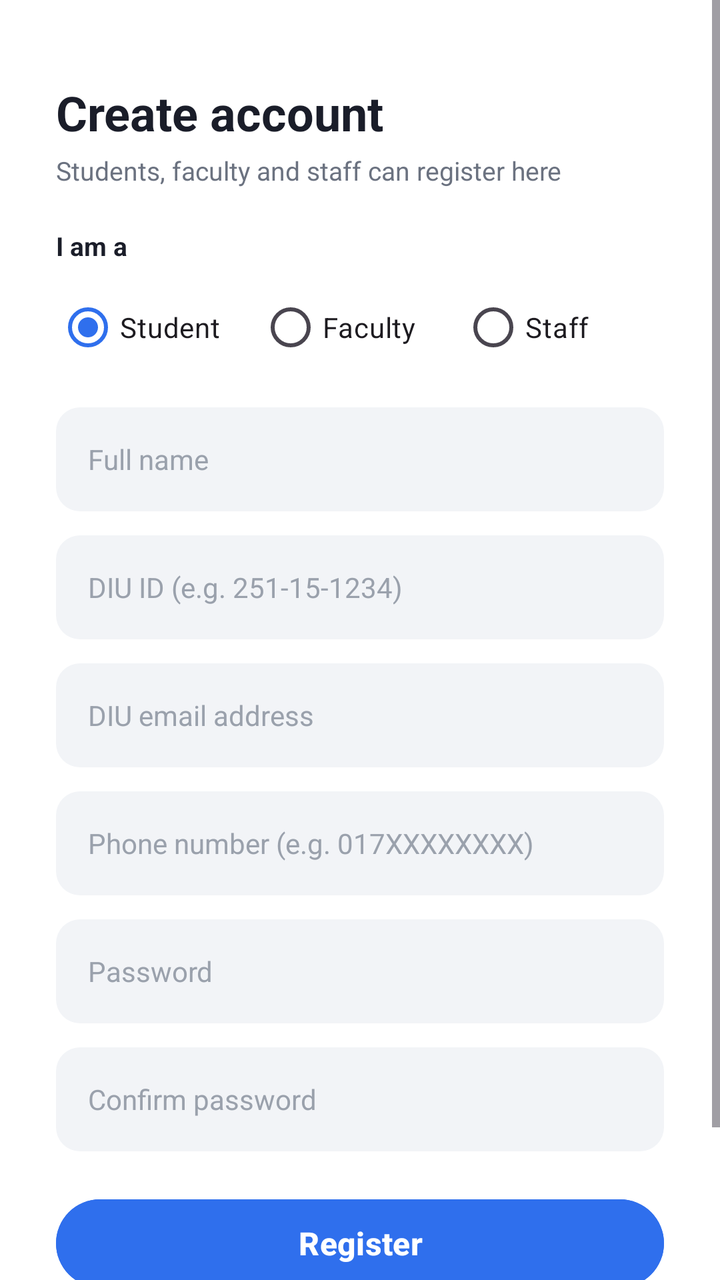
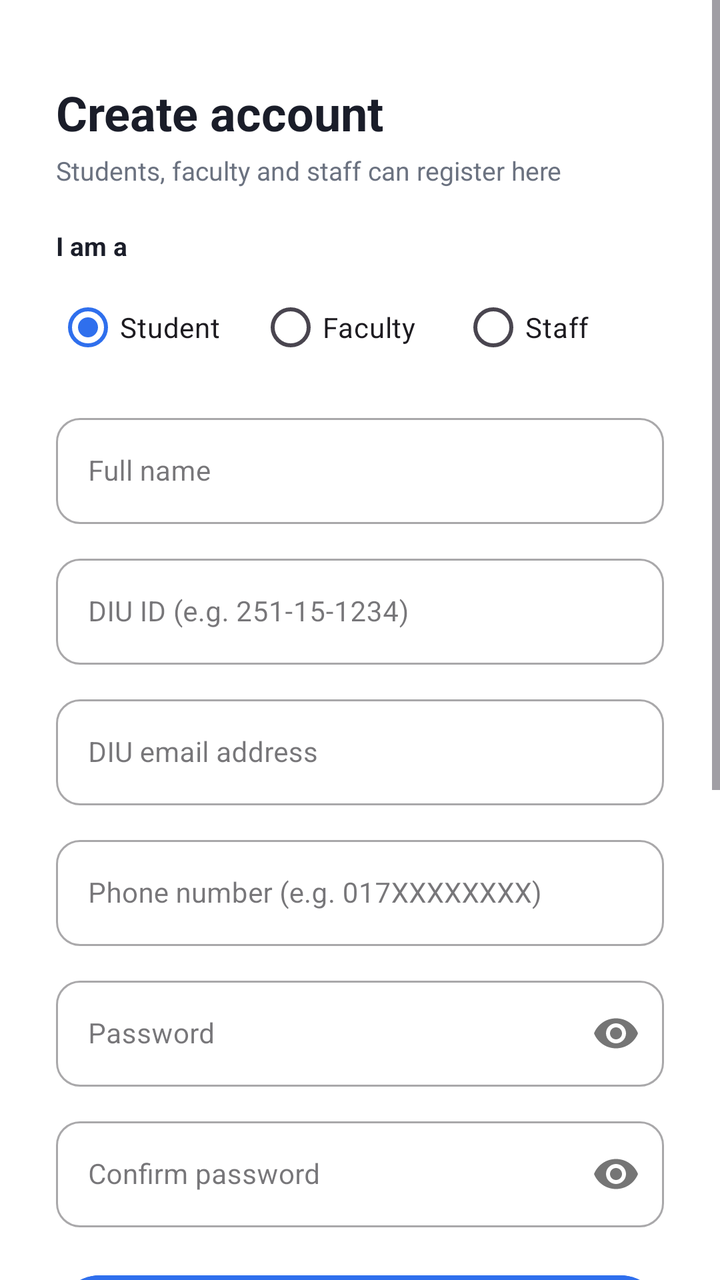

Before-and-after screenshots of an Android layout around one commit, followed by the original layout XML and the change that was made.
<!-- AndroidManifest.xml: application theme Theme.DIU_Transport -->
<!-- res/layout/activity_register.xml -->
<?xml version="1.0" encoding="utf-8"?>
<ScrollView xmlns:android="http://schemas.android.com/apk/res/android"
    android:layout_width="match_parent"
    android:layout_height="match_parent"
    android:background="@color/white"
    android:fillViewport="true">

    <LinearLayout
        android:layout_width="match_parent"
        android:layout_height="wrap_content"
        android:orientation="vertical"
        android:padding="28dp">

        <TextView
            android:layout_width="wrap_content"
            android:layout_height="wrap_content"
            android:layout_marginTop="12dp"
            android:text="Create account"
            android:textColor="@color/text_primary"
            android:textSize="24sp"
            android:textStyle="bold" />

        <TextView
            android:layout_width="wrap_content"
            android:layout_height="wrap_content"
            android:layout_marginTop="4dp"
            android:layout_marginBottom="20dp"
            android:text="Students, faculty and staff can register here"
            android:textColor="@color/text_secondary"
            android:textSize="13sp" />

        <TextView
            android:layout_width="wrap_content"
            android:layout_height="wrap_content"
            android:layout_marginBottom="8dp"
            android:text="I am a"
            android:textColor="@color/text_primary"
            android:textSize="13sp"
            android:textStyle="bold" />

        <RadioGroup
            android:id="@+id/rgRole"
            android:layout_width="match_parent"
            android:layout_height="wrap_content"
            android:layout_marginBottom="16dp"
            android:orientation="horizontal">

            <RadioButton
                android:id="@+id/rbStudent"
                android:layout_width="0dp"
                android:layout_height="wrap_content"
                android:layout_weight="1"
                android:checked="true"
                android:text="Student" />

            <RadioButton
                android:id="@+id/rbFaculty"
                android:layout_width="0dp"
                android:layout_height="wrap_content"
                android:layout_weight="1"
                android:text="Faculty" />

            <RadioButton
                android:id="@+id/rbStaff"
                android:layout_width="0dp"
                android:layout_height="wrap_content"
                android:layout_weight="1"
                android:text="Staff" />
        </RadioGroup>

        <EditText
            android:id="@+id/etFullName"
            android:layout_width="match_parent"
            android:layout_height="52dp"
            android:layout_marginBottom="12dp"
            android:background="@drawable/bg_field"
            android:hint="Full name"
            android:inputType="textPersonName"
            android:paddingStart="16dp"
            android:paddingEnd="16dp"
            android:textColor="@color/text_primary"
            android:textColorHint="@color/text_hint"
            android:textSize="14sp" />

        <EditText
            android:id="@+id/etDiuId"
            android:layout_width="match_parent"
            android:layout_height="52dp"
            android:layout_marginBottom="12dp"
            android:background="@drawable/bg_field"
            android:hint="DIU ID (e.g. 251-15-1234)"
            android:inputType="text"
            android:paddingStart="16dp"
            android:paddingEnd="16dp"
            android:textColor="@color/text_primary"
            android:textColorHint="@color/text_hint"
            android:textSize="14sp" />

        <EditText
            android:id="@+id/etEmail"
            android:layout_width="match_parent"
            android:layout_height="52dp"
            android:layout_marginBottom="12dp"
            android:background="@drawable/bg_field"
            android:hint="DIU email address"
            android:inputType="textEmailAddress"
            android:paddingStart="16dp"
            android:paddingEnd="16dp"
            android:textColor="@color/text_primary"
            android:textColorHint="@color/text_hint"
            android:textSize="14sp" />

        <EditText
            android:id="@+id/etPhone"
            android:layout_width="match_parent"
            android:layout_height="52dp"
            android:layout_marginBottom="12dp"
            android:background="@drawable/bg_field"
            android:hint="Phone number (e.g. 017XXXXXXXX)"
            android:inputType="phone"
            android:paddingStart="16dp"
            android:paddingEnd="16dp"
            android:textColor="@color/text_primary"
            android:textColorHint="@color/text_hint"
            android:textSize="14sp" />

        <EditText
            android:id="@+id/etPassword"
            android:layout_width="match_parent"
            android:layout_height="52dp"
            android:layout_marginBottom="12dp"
            android:background="@drawable/bg_field"
            android:hint="Password"
            android:inputType="textPassword"
            android:paddingStart="16dp"
            android:paddingEnd="16dp"
            android:textColor="@color/text_primary"
            android:textColorHint="@color/text_hint"
            android:textSize="14sp" />

        <EditText
            android:id="@+id/etConfirmPassword"
            android:layout_width="match_parent"
            android:layout_height="52dp"
            android:layout_marginBottom="20dp"
            android:background="@drawable/bg_field"
            android:hint="Confirm password"
            android:inputType="textPassword"
            android:paddingStart="16dp"
            android:paddingEnd="16dp"
            android:textColor="@color/text_primary"
            android:textColorHint="@color/text_hint"
            android:textSize="14sp" />

        <Button
            android:id="@+id/btnRegister"
            android:layout_width="match_parent"
            android:layout_height="52dp"
            android:backgroundTint="@color/primary"
            android:text="Register"
            android:textAllCaps="false"
            android:textColor="@color/white"
            android:textSize="16sp"
            android:textStyle="bold" />

        <TextView
            android:id="@+id/tvLoginLink"
            android:layout_width="wrap_content"
            android:layout_height="wrap_content"
            android:layout_gravity="center_horizontal"
            android:layout_marginTop="20dp"
            android:layout_marginBottom="12dp"
            android:text="Already have an account? Login"
            android:textColor="@color/primary"
            android:textSize="14sp"
            android:textStyle="bold" />
    </LinearLayout>
</ScrollView>
<!-- resources referenced by this layout -->
<resources>
  <color name="primary">#2F6FED</color>
  <color name="text_hint">#9AA1AC</color>
  <color name="text_primary">#1A1D29</color>
  <color name="text_secondary">#6B7280</color>
  <color name="white">#FFFFFFFF</color>
  <!-- drawable bg_field (drawable) -->
  <?xml version="1.0" encoding="utf-8"?>
  <shape xmlns:android="http://schemas.android.com/apk/res/android">
      <solid android:color="@color/bg_field" />
      <corners android:radius="12dp" />
  </shape>
  <style name="Theme.DIU_Transport" parent="Base.Theme.DIU_Transport" />
  <color name="bg_field">#F2F4F7</color>
  <style name="Base.Theme.DIU_Transport" parent="Theme.Material3.Light.NoActionBar">
          <item name="colorPrimary">@color/primary</item>
          <item name="colorPrimaryDark">@color/primary_dark</item>
          <item name="colorOnPrimary">@color/text_on_primary</item>
          <item name="colorSecondary">@color/primary</item>
          <item name="colorOnSecondary">@color/text_on_primary</item>
          <item name="android:statusBarColor">@color/white</item>
          <item name="android:windowLightStatusBar">true</item>
          <item name="android:navigationBarColor">@color/white</item>
          <item name="android:windowBackground">@color/bg_screen</item>
          <item name="android:forceDarkAllowed" tools:targetApi="q">false</item>
      </style>
  <color name="primary_dark">#1E4FBE</color>
  <color name="text_on_primary">#FFFFFF</color>
  <color name="bg_screen">#F5F7FA</color>
</resources>

<!-- the commit's change to res/layout/activity_register.xml (unified diff, before → after) -->
@@ -1,5 +1,6 @@
 <?xml version="1.0" encoding="utf-8"?>
 <ScrollView xmlns:android="http://schemas.android.com/apk/res/android"
+    xmlns:app="http://schemas.android.com/apk/res-auto"
     android:layout_width="match_parent"
     android:layout_height="match_parent"
     android:background="@color/white"
@@ -9,7 +10,10 @@
         android:layout_width="match_parent"
         android:layout_height="wrap_content"
         android:orientation="vertical"
-        android:padding="28dp">
+        android:paddingStart="28dp"
+        android:paddingEnd="28dp"
+        android:paddingTop="28dp"
+        android:paddingBottom="300dp">
 
         <TextView
             android:layout_width="wrap_content"
@@ -68,89 +72,139 @@
                 android:text="Staff" />
         </RadioGroup>
 
-        <EditText
-            android:id="@+id/etFullName"
-            android:layout_width="match_parent"
-            android:layout_height="52dp"
-            android:layout_marginBottom="12dp"
-            android:background="@drawable/bg_field"
-            android:hint="Full name"
-            android:inputType="textPersonName"
-            android:paddingStart="16dp"
-            android:paddingEnd="16dp"
-            android:textColor="@color/text_primary"
-            android:textColorHint="@color/text_hint"
-            android:textSize="14sp" />
-
-        <EditText
-            android:id="@+id/etDiuId"
-            android:layout_width="match_parent"
-            android:layout_height="52dp"
-            android:layout_marginBottom="12dp"
-            android:background="@drawable/bg_field"
-            android:hint="DIU ID (e.g. 251-15-1234)"
-            android:inputType="text"
-            android:paddingStart="16dp"
-            android:paddingEnd="16dp"
-            android:textColor="@color/text_primary"
-            android:textColorHint="@color/text_hint"
-            android:textSize="14sp" />
-
-        <EditText
-            android:id="@+id/etEmail"
-            android:layout_width="match_parent"
-            android:layout_height="52dp"
-            android:layout_marginBottom="12dp"
-            android:background="@drawable/bg_field"
-            android:hint="DIU email address"
-            android:inputType="textEmailAddress"
-            android:paddingStart="16dp"
-            android:paddingEnd="16dp"
-            android:textColor="@color/text_primary"
-            android:textColorHint="@color/text_hint"
-            android:textSize="14sp" />
-
-        <EditText
-            android:id="@+id/etPhone"
-            android:layout_width="match_parent"
-            android:layout_height="52dp"
-            android:layout_marginBottom="12dp"
-            android:background="@drawable/bg_field"
-            android:hint="Phone number (e.g. 017XXXXXXXX)"
-            android:inputType="phone"
-            android:paddingStart="16dp"
-            android:paddingEnd="16dp"
-            android:textColor="@color/text_primary"
-            android:textColorHint="@color/text_hint"
-            android:textSize="14sp" />
-
-        <EditText
-            android:id="@+id/etPassword"
-            android:layout_width="match_parent"
-            android:layout_height="52dp"
-            android:layout_marginBottom="12dp"
-            android:background="@drawable/bg_field"
-            android:hint="Password"
-            android:inputType="textPassword"
-            android:paddingStart="16dp"
-            android:paddingEnd="16dp"
-            android:textColor="@color/text_primary"
-            android:textColorHint="@color/text_hint"
-            android:textSize="14sp" />
-
-        <EditText
-            android:id="@+id/etConfirmPassword"
-            android:layout_width="match_parent"
-            android:layout_height="52dp"
+        
+        <com.google.android.material.textfield.TextInputLayout
+            style="@style/Widget.MaterialComponents.TextInputLayout.OutlinedBox"
+            android:layout_width="match_parent"
+            android:layout_height="wrap_content"
+            android:layout_marginBottom="12dp"
+            app:boxCornerRadiusTopStart="12dp"
+            app:boxCornerRadiusTopEnd="12dp"
+            app:boxCornerRadiusBottomStart="12dp"
+            app:boxCornerRadiusBottomEnd="12dp">
+
+            <com.google.android.material.textfield.TextInputEditText
+                android:id="@+id/etFullName"
+                android:layout_width="match_parent"
+                android:layout_height="wrap_content"
+                android:minHeight="52dp"
+                android:hint="Full name"
+                android:inputType="textPersonName"
+                android:textColor="@color/text_primary"
+                android:textSize="14sp" />
+        </com.google.android.material.textfield.TextInputLayout>
+
+        
+        <com.google.android.material.textfield.TextInputLayout
+            style="@style/Widget.MaterialComponents.TextInputLayout.OutlinedBox"
+            android:layout_width="match_parent"
+            android:layout_height="wrap_content"
+            android:layout_marginBottom="12dp"
+            app:boxCornerRadiusTopStart="12dp"
+            app:boxCornerRadiusTopEnd="12dp"
+            app:boxCornerRadiusBottomStart="12dp"
+            app:boxCornerRadiusBottomEnd="12dp">
+
+            <com.google.android.material.textfield.TextInputEditText
+                android:id="@+id/etDiuId"
+                android:layout_width="match_parent"
+                android:layout_height="wrap_content"
+                android:minHeight="52dp"
+                android:hint="DIU ID (e.g. 251-15-1234)"
+                android:inputType="text"
+                android:textColor="@color/text_primary"
+                android:textSize="14sp" />
+        </com.google.android.material.textfield.TextInputLayout>
+
+        
+        <com.google.android.material.textfield.TextInputLayout
+            style="@style/Widget.MaterialComponents.TextInputLayout.OutlinedBox"
+            android:layout_width="match_parent"
+            android:layout_height="wrap_content"
+            android:layout_marginBottom="12dp"
+            app:boxCornerRadiusTopStart="12dp"
+            app:boxCornerRadiusTopEnd="12dp"
+            app:boxCornerRadiusBottomStart="12dp"
+            app:boxCornerRadiusBottomEnd="12dp">
+
+            <com.google.android.material.textfield.TextInputEditText
+                android:id="@+id/etEmail"
+                android:layout_width="match_parent"
+                android:layout_height="wrap_content"
+                android:minHeight="52dp"
+                android:hint="DIU email address"
+                android:inputType="textEmailAddress"
+                android:textColor="@color/text_primary"
+                android:textSize="14sp" />
+        </com.google.android.material.textfield.TextInputLayout>
+
+        
+        <com.google.android.material.textfield.TextInputLayout
+            style="@style/Widget.MaterialComponents.TextInputLayout.OutlinedBox"
+            android:layout_width="match_parent"
+            android:layout_height="wrap_content"
+            android:layout_marginBottom="12dp"
+            app:boxCornerRadiusTopStart="12dp"
+            app:boxCornerRadiusTopEnd="12dp"
+            app:boxCornerRadiusBottomStart="12dp"
+            app:boxCornerRadiusBottomEnd="12dp">
+
+            <com.google.android.material.textfield.TextInputEditText
+                android:id="@+id/etPhone"
+                android:layout_width="match_parent"
+                android:layout_height="wrap_content"
+                android:minHeight="52dp"
+                android:hint="Phone number (e.g. 017XXXXXXXX)"
+                android:inputType="phone"
+                android:textColor="@color/text_primary"
+                android:textSize="14sp" />
+        </com.google.android.material.textfield.TextInputLayout>
+
+        
+        <com.google.android.material.textfield.TextInputLayout
+            style="@style/Widget.MaterialComponents.TextInputLayout.OutlinedBox"
+            android:layout_width="match_parent"
+            android:layout_height="wrap_content"
+            android:layout_marginBottom="12dp"
+            app:boxCornerRadiusTopStart="12dp"
+            app:boxCornerRadiusTopEnd="12dp"
+            app:boxCornerRadiusBottomStart="12dp"
+            app:boxCornerRadiusBottomEnd="12dp"
+            app:passwordToggleEnabled="true">
+
+            <com.google.android.material.textfield.TextInputEditText
+                android:id="@+id/etPassword"
+                android:layout_width="match_parent"
+                android:layout_height="wrap_content"
+                android:minHeight="52dp"
+                android:hint="Password"
+                android:inputType="textPassword"
+                android:textColor="@color/text_primary"
+                android:textSize="14sp" />
+        </com.google.android.material.textfield.TextInputLayout>
+
+        
+        <com.google.android.material.textfield.TextInputLayout
+            style="@style/Widget.MaterialComponents.TextInputLayout.OutlinedBox"
+            android:layout_width="match_parent"
+            android:layout_height="wrap_content"
             android:layout_marginBottom="20dp"
-            android:background="@drawable/bg_field"
-            android:hint="Confirm password"
-            android:inputType="textPassword"
-            android:paddingStart="16dp"
-            android:paddingEnd="16dp"
-            android:textColor="@color/text_primary"
-            android:textColorHint="@color/text_hint"
-            android:textSize="14sp" />
+            app:boxCornerRadiusTopStart="12dp"
+            app:boxCornerRadiusTopEnd="12dp"
+            app:boxCornerRadiusBottomStart="12dp"
+            app:boxCornerRadiusBottomEnd="12dp"
+            app:passwordToggleEnabled="true">
+
+            <com.google.android.material.textfield.TextInputEditText
+                android:id="@+id/etConfirmPassword"
+                android:layout_width="match_parent"
+                android:layout_height="wrap_content"
+                android:minHeight="52dp"
+                android:hint="Confirm password"
+                android:inputType="textPassword"
+                android:textColor="@color/text_primary"
+                android:textSize="14sp" />
+        </com.google.android.material.textfield.TextInputLayout>
 
         <Button
             android:id="@+id/btnRegister"
<!-- resource entries referenced after the edit -->
@@ -1,18 +1,10 @@
 <!-- resources referenced by this layout -->
 <resources>
   <color name="primary">#2F6FED</color>
-  <color name="text_hint">#9AA1AC</color>
   <color name="text_primary">#1A1D29</color>
   <color name="text_secondary">#6B7280</color>
   <color name="white">#FFFFFFFF</color>
-  <!-- drawable bg_field (drawable) -->
-  <?xml version="1.0" encoding="utf-8"?>
-  <shape xmlns:android="http://schemas.android.com/apk/res/android">
-      <solid android:color="@color/bg_field" />
-      <corners android:radius="12dp" />
-  </shape>
   <style name="Theme.DIU_Transport" parent="Base.Theme.DIU_Transport" />
-  <color name="bg_field">#F2F4F7</color>
   <style name="Base.Theme.DIU_Transport" parent="Theme.Material3.Light.NoActionBar">
           <item name="colorPrimary">@color/primary</item>
           <item name="colorPrimaryDark">@color/primary_dark</item>
